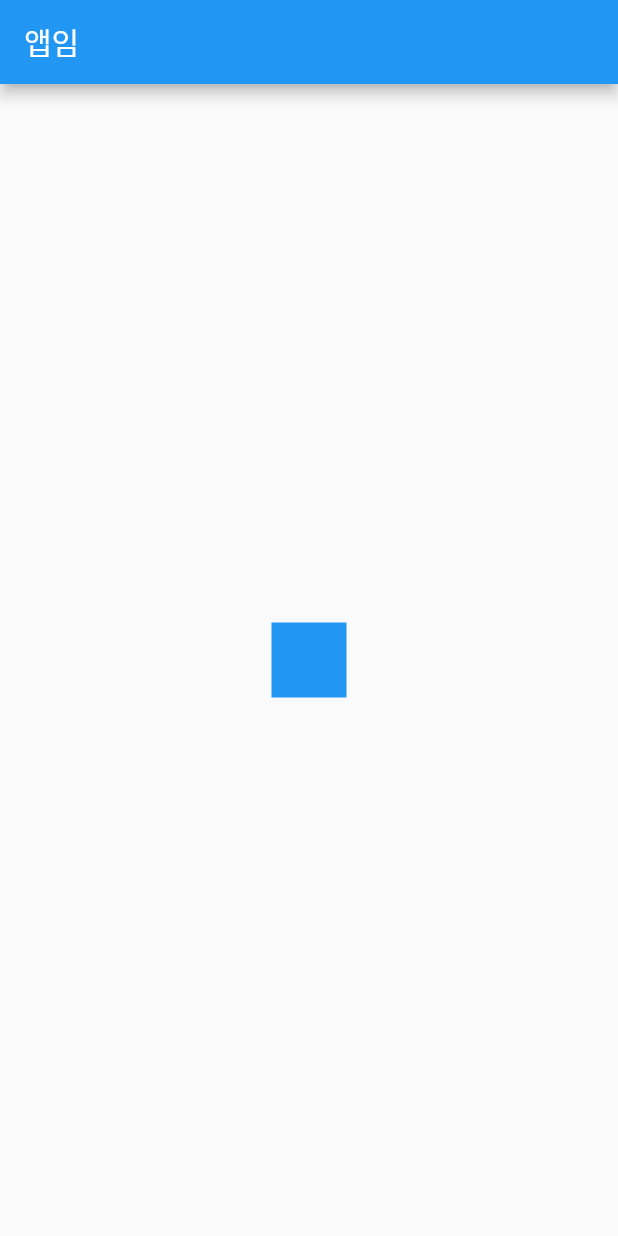
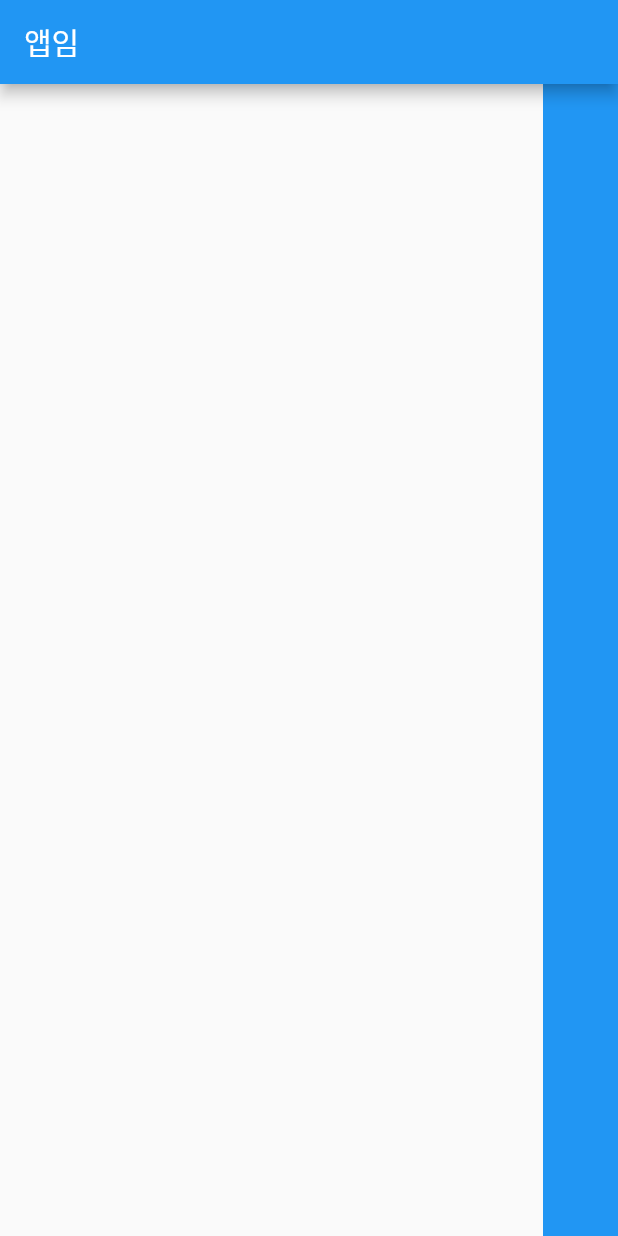
Before and after one commit to Hamjeonghui/contact, a Flutter app: the screen it shows after launch, on a phone screen of 412 x 824 dp. Run offline on Flutter 3.47's test engine with Material 2 defaults, Android fonts, the phone set to English and light mode, and no system bars.

Commit message:
컨테이너 박스 정렬 2_정렬 구체화

```diff
--- a/lib/main.dart
+++ b/lib/main.dart
@@ -14,9 +14,11 @@ class MyApp extends StatelessWidget {
 
         appBar: AppBar(title: Text('앱임')),
 
-        body: Center(
+        body: Align(//Center등 외에 조금 더 구체적 정렬을 위한 위젯
+          alignment: Alignment.centerRight, //Alignment객체의 정렬과 관련된 클래스를 통해 다양한 정렬이 가능해짐
           child: Container( //우클릭+전구||alt+enter로 해당 컨테이너 정렬 바로 변경 가능
-              width: 50, height: 50, color: Colors.blue,
+            height: double.infinity,//부모(현시점에는 Scaffold)를 초과하지 않는 선에서 무한
+            width: 50, color: Colors.blue,
           ),
         ),
       )
```
